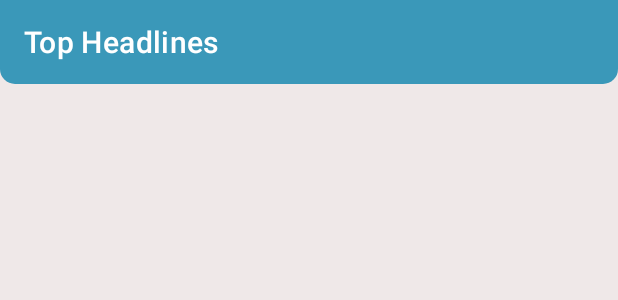
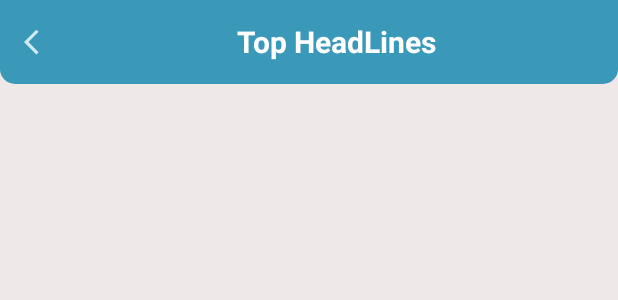
Before and after one commit to riteshkshik/News-App, an Android app: the layout activity_main.xml on its own in the app's theme, with its tools: preview values and no code run, on a phone screen of 412 x 824 dp. Shown: the top 300 px of the screen. Run offline under Robolectric (Android 15) with nearby library versions, the phone set to English and light mode, and no system bars.

Commit message:
Fixed Toolbar and implemented tophealines functions

```diff
--- a/app/src/main/java/com/example/newapp/api/news_api_call_for_top_headlines.kt
+++ b/app/src/main/java/com/example/newapp/api/news_api_call_for_top_headlines.kt
@@ -6,9 +6,9 @@ import retrofit2.http.GET
 import retrofit2.http.Query
 
 interface news_api_call_for_top_headlines {
-    @GET("everything")
+    @GET("top-headlines")
     fun send_request(
-        @Query("q") q: String,
+        @Query("country") country: String,
         @Query("apiKey") apiKey: String
     ): Call<News>
 }
--- /dev/null
+++ b/app/src/main/res/drawable/ic_baseline_arrow_back_ios_24.xml
@@ -0,0 +1,10 @@
+<vector xmlns:android="http://schemas.android.com/apk/res/android"
+    android:width="24dp"
+    android:height="24dp"
+    android:viewportWidth="24"
+    android:viewportHeight="24"
+    android:tint="#C6FFFFFF">
+  <path
+      android:fillColor="@android:color/white"
+      android:pathData="M11.67,3.87L9.9,2.1 0,12l9.9,9.9 1.77,-1.77L3.54,12z"/>
+</vector>
--- a/app/src/main/res/layout/activity_main.xml
+++ b/app/src/main/res/layout/activity_main.xml
@@ -13,8 +13,31 @@
         android:layout_width="match_parent"
         android:layout_height="?attr/actionBarSize"
         android:background="@drawable/toolbar_backgroud"
-        app:title="Top Headlines"
         app:titleTextColor="@color/white"
+        >
+        <ImageView
+            android:id="@+id/back_press_button"
+            android:layout_width="20dp"
+            android:layout_height="20dp"
+            android:src="@drawable/ic_baseline_arrow_back_ios_24"/>
+        <TextView
+            android:layout_width="match_parent"
+            android:layout_height="match_parent"
+            android:text="Top HeadLines"
+            android:gravity="center"
+            android:textSize="20sp"
+            android:textColor="@color/white"
+            android:textStyle="bold"
+            />
+    </androidx.appcompat.widget.Toolbar>
+
+    <ProgressBar
+        android:id="@+id/pg_bar"
+        android:layout_width="wrap_content"
+        android:layout_height="wrap_content"
+        android:visibility="gone"
+        android:layout_gravity="center_horizontal"
+        android:layout_marginTop="10dp"
         />
 
     <androidx.recyclerview.widget.RecyclerView
--- a/app/src/main/res/menu/menu_item.xml
+++ b/app/src/main/res/menu/menu_item.xml
@@ -6,6 +6,7 @@
         android:title="Search"
         android:icon="@drawable/search_icon"
         app:showAsAction="always|collapseActionView"
-        app:actionViewClass="androidx.appcompat.widget.SearchView" />
+        app:actionViewClass="androidx.appcompat.widget.SearchView"
+        />
 
 </menu>
```
Also changed, not shown: app/src/main/java/com/example/newapp/Activities/MainActivity.kt (+39 -10 lines).
